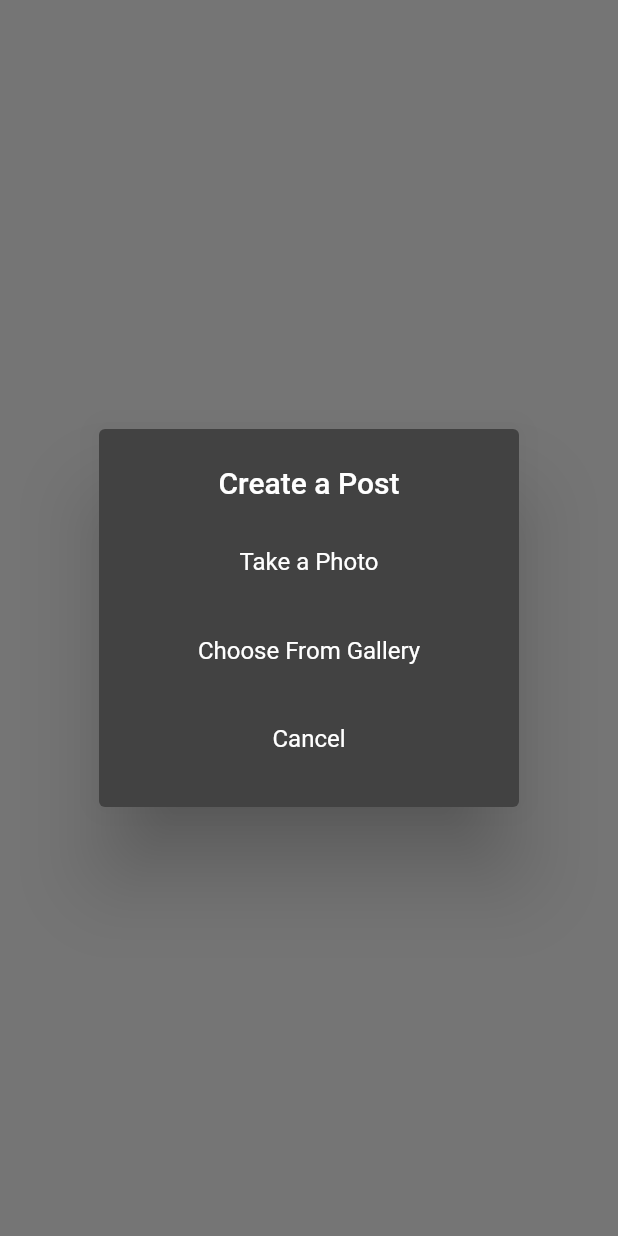
After one commit to Ibrahimfathi96/Instagram-Clone, a Flutter app: the AddPostScreen screen opened directly, after a tap on the "upload" icon, on a phone screen of 412 x 824 dp. The commit adds this screen. Run offline on Flutter 3.47's test engine with Material 2 defaults, Android fonts, the phone set to English and light mode, and no system bars; our stand-ins replace cloud_firestore, firebase_auth, firebase_core, firebase_storage, flutter_svg, image_picker; accounts and stored records are empty.

Commit message:
[Feature] Auth Done Adding posts to firebase

```diff
--- /dev/null
+++ b/lib/model/post_model.dart
@@ -0,0 +1,49 @@
+import 'package:cloud_firestore/cloud_firestore.dart';
+
+class PostMd {
+  final String description;
+  final String uid;
+  final String postId;
+  final String userName;
+  final dataPublished;
+  final String postUrl;
+  final String profileImage;
+  final likes;
+
+  const PostMd(
+      {required this.description,
+        required this.uid,
+        required this.postId,
+        required this.userName,
+        required this.dataPublished,
+        required this.postUrl,
+        required this.profileImage,
+        required this.likes,});
+
+  Map<String, dynamic> toJson() {
+    return {
+      "description": description,
+      "uid": uid,
+      "postId": postId,
+      "userName": userName,
+      "dataPublished": dataPublished,
+      "postUrl": postUrl,
+      "profileImage": profileImage,
+      "likes": likes,
+    };
+  }
+
+  static PostMd fromSnap(DocumentSnapshot snap) {
+    var snapShot = snap.data() as Map<String, dynamic>;
+    return PostMd(
+      description: snapShot["description"],
+      uid: snapShot["uid"],
+      postId: snapShot["postId"],
+      userName: snapShot["userName"],
+      dataPublished: snapShot["dataPublished"],
+      postUrl: snapShot["postUrl"],
+      profileImage: snapShot["profileImage"],
+      likes: snapShot["likes"],
+    );
+  }
+}
--- /dev/null
+++ b/lib/providers/user_provider.dart
@@ -0,0 +1,17 @@
+import 'package:flutter/material.dart';
+import 'package:instagram_clone/model/my_user.dart';
+import 'package:instagram_clone/resources/auth_method.dart';
+
+class UserProvider extends ChangeNotifier {
+  MyUser? _user;
+
+  final AuthMethods _authMethods = AuthMethods();
+
+  MyUser get getUser => _user!;
+
+  Future<void> refreshUser() async {
+    MyUser user = await _authMethods.getUserDetails();
+    _user = user;
+    notifyListeners();
+  }
+}
--- /dev/null
+++ b/lib/screens/add_post_screen.dart
@@ -0,0 +1,196 @@
+import 'dart:typed_data';
+
+import 'package:flutter/material.dart';
+import 'package:image_picker/image_picker.dart';
+import 'package:instagram_clone/model/my_user.dart';
+import 'package:instagram_clone/providers/user_provider.dart';
+import 'package:instagram_clone/resources/firestore_methods.dart';
+import 'package:instagram_clone/utils/colors.dart';
+import 'package:instagram_clone/utils/utils.dart';
+import 'package:provider/provider.dart';
+
+class AddPostScreen extends StatefulWidget {
+  const AddPostScreen({super.key});
+
+  @override
+  State<AddPostScreen> createState() => _AddPostScreenState();
+}
+
+class _AddPostScreenState extends State<AddPostScreen> {
+  Uint8List? _file;
+  final TextEditingController _descriptionController = TextEditingController();
+
+  void postImage(
+    String uid,
+    String userName,
+    String profileImage,
+  ) async {
+    try {
+      String res = await FirebaseFireStoreMethods().uploadPost(
+        _descriptionController.text,
+        _file!,
+        uid,
+        userName,
+        profileImage,
+      );
+      if (res == 'success') {
+        showSnakeBar(context, "Posted");
+      } else {
+        showSnakeBar(context, "${res.toString()}");
+      }
+    } catch (error) {
+      showSnakeBar(context, "${error.toString()}");
+    }
+  }
+
+  _selectImage(
+    BuildContext context,
+  ) async {
+    return showDialog(
+      context: context,
+      builder: (context) => SimpleDialog(
+        title: Text(
+          "Create a Post",
+          textAlign: TextAlign.center,
+        ),
+        children: [
+          SimpleDialogOption(
+            padding: EdgeInsets.all(20),
+            child: Text(
+              "Take a Photo",
+              textAlign: TextAlign.center,
+            ),
+            onPressed: () async {
+              Navigator.of(context).pop();
+              Uint8List file = await pickImage(
+                ImageSource.camera,
+              );
+              setState(() {
+                _file = file;
+              });
+            },
+          ),
+          SimpleDialogOption(
+            padding: EdgeInsets.all(20),
+            child: Text(
+              "Choose From Gallery",
+              textAlign: TextAlign.center,
+            ),
+            onPressed: () async {
+              Navigator.of(context).pop();
+              Uint8List file = await pickImage(
+                ImageSource.gallery,
+              );
+              setState(() {
+                _file = file;
+              });
+            },
+          ),
+          SimpleDialogOption(
+            padding: EdgeInsets.all(20),
+            child: Text(
+              "Cancel",
+              textAlign: TextAlign.center,
+            ),
+            onPressed: () {
+              Navigator.of(context).pop();
+            },
+          ),
+        ],
+      ),
+    );
+  }
+
+  @override
+  void dispose() {
+    _descriptionController.dispose();
+    super.dispose();
+  }
+
+  @override
+  Widget build(BuildContext context) {
+    final MyUser user = Provider.of<UserProvider>(context).getUser;
+    return _file == null
+        ? Center(
+            child: IconButton(
+              onPressed: () => _selectImage(context),
+              icon: Icon(
+                Icons.upload,
+              ),
+            ),
+          )
+        : Scaffold(
+            appBar: AppBar(
+              backgroundColor: mobileBackgroundColor,
+              leading: IconButton(
+                onPressed: () {},
+                icon: Icon(
+                  Icons.arrow_back_ios,
+                ),
+              ),
+              actions: [
+                TextButton(
+                  onPressed: () =>
+                      postImage(user.uid, user.userName, user.photoUrl),
+                  child: Text(
+                    "Post",
+                    style: TextStyle(
+                      color: Colors.blueAccent,
+                      fontWeight: FontWeight.bold,
+                      fontSize: 20,
+                    ),
+                  ),
+                ),
+                const SizedBox(
+                  width: 10,
+                ),
+              ],
+              title: Text('Post to'),
+            ),
+            body: Column(
+              children: [
+                Row(
+                  mainAxisAlignment: MainAxisAlignment.spaceAround,
+                  crossAxisAlignment: CrossAxisAlignment.start,
+                  children: [
+                    CircleAvatar(
+                      backgroundImage: NetworkImage(
+                        user.photoUrl,
+                      ),
+                    ),
+                    SizedBox(
+                      width: MediaQuery.sizeOf(context).width * 0.5,
+                      child: TextField(
+                        controller: _descriptionController,
+                        decoration: InputDecoration(
+                          hintText: "Write a Caption...",
+                          border: InputBorder.none,
+                        ),
+                        maxLines: 8,
+                        minLines: 1,
+                      ),
+                    ),
+                    SizedBox(
+                      height: 45,
+                      width: 45,
+                      child: AspectRatio(
+                        aspectRatio: 487 / 451,
+                        child: Container(
+                          decoration: BoxDecoration(
+                            image: DecorationImage(
+                              image: MemoryImage(_file!),
+                              fit: BoxFit.fill,
+                              alignment: Alignment.center,
+                            ),
+                          ),
+                        ),
+                      ),
+                    ),
+                    Divider(),
+                  ],
+                )
+              ],
+            ),
+          );
+  }
+}
--- a/lib/utils/dimensions.dart
+++ /dev/null
@@ -1 +0,0 @@
-const webScreenSize = 600;
--- a/pubspec.yaml
+++ b/pubspec.yaml
@@ -16,6 +16,8 @@ dependencies:
   flutter_svg: ^2.0.7
   image_picker: ^1.0.1
   firebase_app_check: ^0.1.5
+  provider: ^6.0.5
+  uuid: ^3.0.7
 
 
 dev_dependencies:
```
Also changed, not shown: lib/main.dart (+11 -2 lines), lib/model/my_user.dart (+11 -13 lines), lib/resources/auth_method.dart (+19 -0 lines), lib/resources/firestore_methods.dart (added, +48 -0 lines), lib/resources/storage_methods.dart (+7 -0 lines), lib/responsive/mobile_screen_layout.dart (+72 -20 lines), lib/responsive/responsive_layout_screen.dart (+23 -4 lines), lib/utils/global_variables.dart (added, +11 -0 lines), pubspec.lock.
